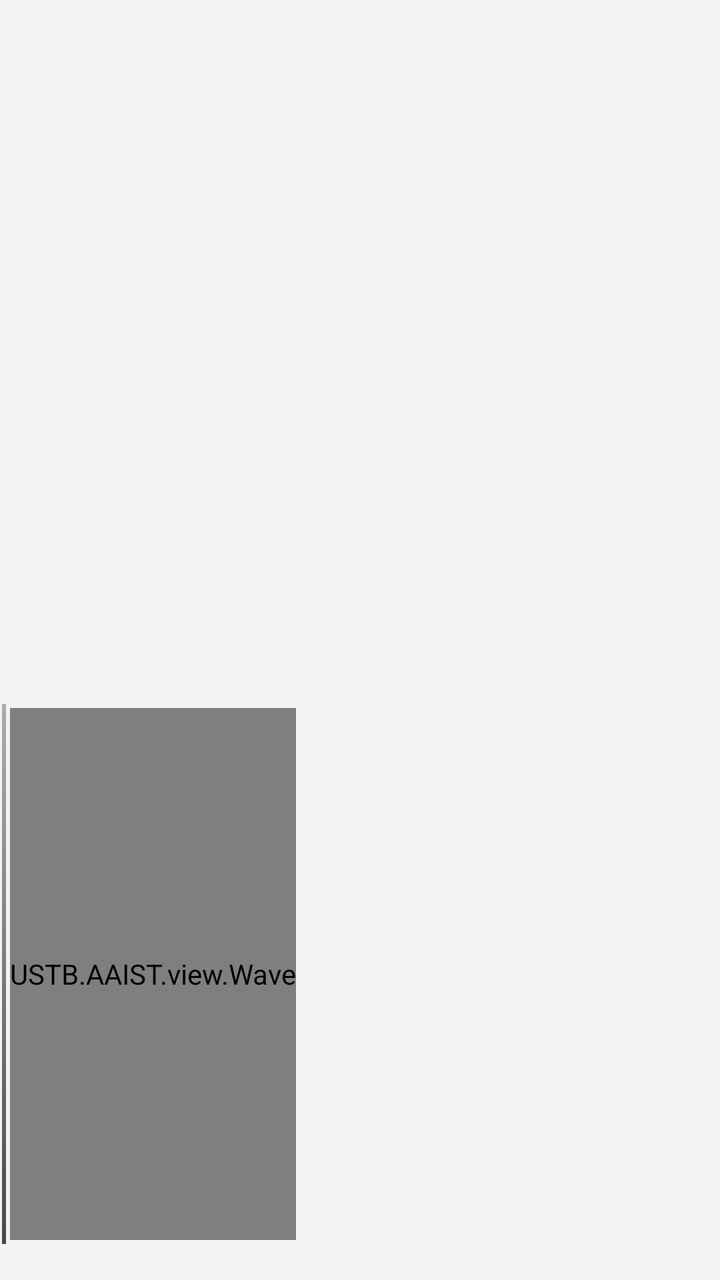
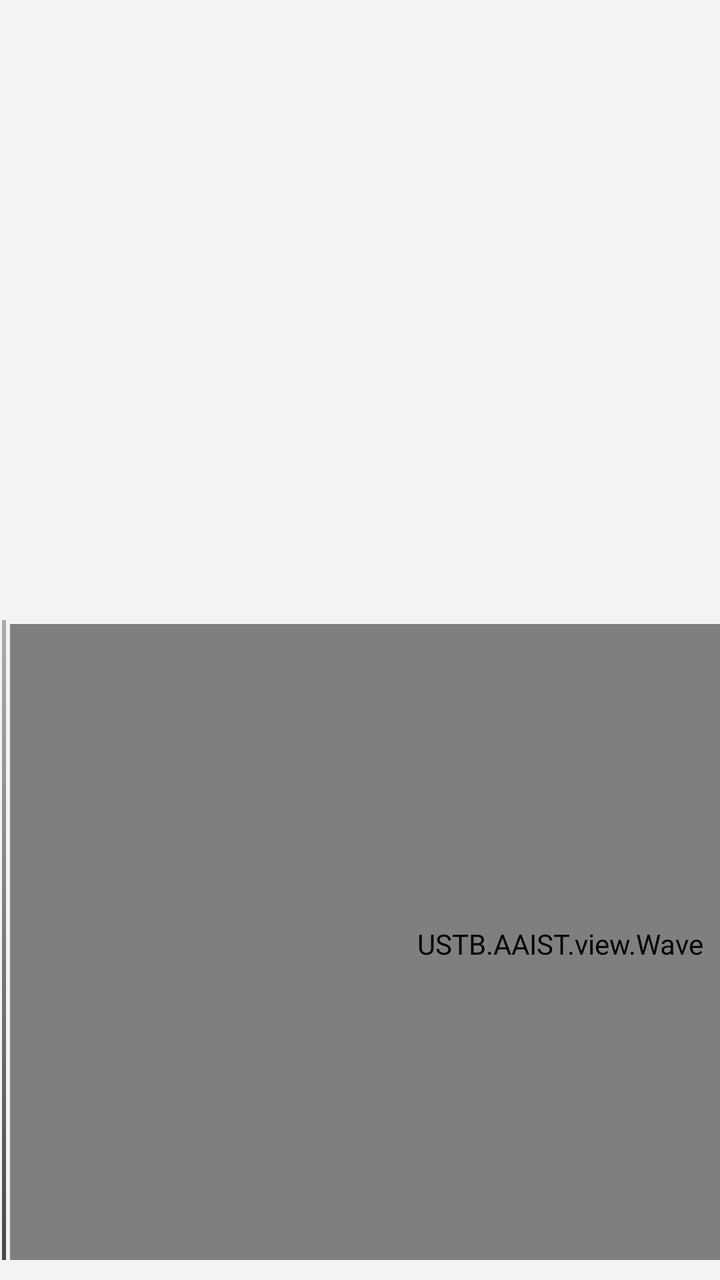

An Android layout rendered at two revisions. The XML below is the earlier revision; the diff shows what the commit changed to produce the second picture.
<!-- AndroidManifest.xml: application theme test -->
<!-- res/layout/activity_cecgchart.xml -->
<?xml version="1.0" encoding="utf-8"?>
<RelativeLayout xmlns:android="http://schemas.android.com/apk/res/android"
    xmlns:app="http://schemas.android.com/apk/res-auto"
    xmlns:tools="http://schemas.android.com/tools"
    android:layout_width="match_parent"
    android:layout_height="match_parent"
    android:background="@color/PrimaryBackgroundColor"
    tools:context=".ECGChart">

    
    <LinearLayout
        android:layout_width="match_parent"
        android:layout_height="270dp"
        android:layout_alignParentBottom="true"
        android:layout_alignParentStart="true"
        android:layout_alignParentEnd="true"
        android:layout_marginBottom="18dp"
        android:layout_marginStart="0dp"
        android:layout_marginEnd="0dp">

        
        <View
            android:layout_width="2dp"
            android:layout_height="match_parent"
            android:layout_marginStart="1dp"
            android:background="@drawable/shape" />

        
        <LinearLayout
            android:layout_width="550dp"
            android:layout_height="match_parent"
            android:background="@color/GrayBackgroundColor">

            <USTB.AAIST.view.Wave
                android:id="@+id/waveShowView"
                android:layout_margin="2dp"
                android:layout_width="wrap_content"
                android:layout_height="match_parent" />
        </LinearLayout>

        <View
            android:layout_width="2dp"
            android:layout_height="match_parent"
            android:background="@drawable/shape" />

        
        <LinearLayout
            android:layout_width="180dp"
            android:layout_height="match_parent"
            android:divider="@color/black"
            android:orientation="vertical">

            <LinearLayout
                android:layout_width="match_parent"
                android:layout_height="wrap_content"
                android:layout_gravity="start"
                android:orientation="vertical">

                <androidx.cardview.widget.CardView
                    android:layout_width="70dp"
                    android:layout_height="wrap_content"
                    android:layout_gravity="center"
                    android:layout_marginTop="5dp"
                    app:cardBackgroundColor="@color/PredominantColor"
                    app:cardCornerRadius="10dp">

                    <TextView
                        android:id="@+id/HR"
                        android:layout_width="wrap_content"
                        android:layout_height="wrap_content"
                        android:layout_gravity="center"
                        android:text="HR"
                        android:textColor="@color/white"
                        android:textSize="20dp" />

                </androidx.cardview.widget.CardView>

                <LinearLayout
                    android:layout_width="wrap_content"
                    android:layout_height="wrap_content"
                    android:layout_marginTop="5dp"
                    android:layout_gravity="center">

                    <TextView
                        android:id="@+id/txtECG"
                        android:layout_width="75dp"
                        android:layout_height="wrap_content"
                        android:text="000"
                        android:textAlignment="textEnd"
                        android:textColor="@color/ChartTxtColor"
                        android:textSize="30dp" />

                    <TextView
                        android:id="@+id/BMP"
                        android:layout_width="50dp"
                        android:layout_height="wrap_content"
                        android:layout_marginEnd="10dp"
                        android:layout_gravity="center"
                        android:text="BPM"
                        android:textAlignment="center"
                        android:textColor="@color/ChartTxtColor"
                        android:textSize="20dp" />

                </LinearLayout>

                <LinearLayout
                    android:layout_width="wrap_content"
                    android:layout_height="wrap_content"
                    android:layout_marginLeft="90dp">

                    <LinearLayout
                        android:layout_width="wrap_content"
                        android:layout_height="wrap_content"
                        android:orientation="horizontal" />
                </LinearLayout>
            </LinearLayout>

            
            <View
                android:layout_marginTop="5dp"
                android:layout_marginLeft="2dp"
                android:layout_width="match_parent"
                android:layout_height="2dp"
                android:background="#dfdfdf" />

            <LinearLayout
                android:layout_width="match_parent"
                android:layout_height="match_parent"
                android:layout_gravity="center"
                android:orientation="vertical">

                <Button
                    android:id="@+id/EcgChartView_disconnect"
                    android:layout_marginTop="20dp"
                    android:layout_marginLeft="5dp"
                    android:layout_marginRight="5dp"
                    android:layout_width="match_parent"
                    android:layout_height="40dp"
                    android:background="@drawable/buttonshape"
                    android:text="断开连接"
                    android:textSize="15dp"
                    android:textColor="@color/white"/>

                <Button
                    android:id="@+id/OfflineData"
                    android:layout_marginTop="5dp"
                    android:layout_marginLeft="5dp"
                    android:layout_marginRight="5dp"
                    android:layout_width="match_parent"
                    android:layout_height="40dp"
                    android:background="@drawable/buttonshape"
                    android:text="离线数据"
                    android:textSize="15dp"
                    android:textColor="@color/white"/>

                <Button
                    android:id="@+id/OfflineView"
                    android:layout_marginTop="5dp"
                    android:layout_marginLeft="5dp"
                    android:layout_marginRight="5dp"
                    android:layout_width="match_parent"
                    android:layout_height="40dp"
                    android:background="@drawable/buttonshape"
                    android:text="离线图片"
                    android:textSize="15dp"
                    android:textColor="@color/white"/>

            </LinearLayout>
        </LinearLayout>
    </LinearLayout>


    
























































































































</RelativeLayout>
<!-- resources referenced by this layout -->
<resources>
  <color name="ChartTxtColor">#40D208</color>
  <color name="GrayBackgroundColor">#F1F3F5</color>
  <color name="PredominantColor">#107C8A</color>
  <color name="PrimaryBackgroundColor">#F1F3F5</color>
  <color name="black">#FF000000</color>
  <color name="white">#FFFFFFFF</color>
  <!-- drawable buttonshape (drawable) -->
  <?xml version="1.0" encoding="utf-8"?>
  <selector xmlns:android="http://schemas.android.com/apk/res/android">
      <item >
          <shape android:shape="rectangle">
              
              <padding android:bottom="10dp" android:left="20dp" android:right="20dp" android:top="10dp" />
              
              <corners android:radius="10dp"/>
              
              <solid android:color="@color/PredominantColor"/>
              
              <stroke android:width="1dp" android:color="@color/trans" />
          </shape>
      </item>
  </selector>
  <!-- drawable shape (drawable) -->
  <?xml version="1.0" encoding="utf-8"?>
  <shape xmlns:android="http://schemas.android.com/apk/res/android"
      android:shape="rectangle" >
      
      <solid android:color="#EDEFF1" />
      <size android:height="400dp" android:width="1dp"/>
      
      <gradient
          android:endColor="#484849"
          android:startColor="#ACACAC"
          android:angle="270"
          android:type="linear" />
  </shape>
  <style name="test" parent="Theme.AppCompat.Light.DarkActionBar">
  
              
  
  
  
          <item name="colorPrimary">#107C8A</item>
          <item name="colorPrimaryDark">#107C8A</item>
          <item name="colorAccent">@color/colorAccent</item>
          <item name="android:textColorPrimary">@color/GrayBackgroundColor</item>
          <item name="colorPrimaryVariant">@color/background</item>
  
          <item name="android:actionBarSize">40dp</item>
  
  
      </style>
  <color name="trans">#00000000</color>
  <color name="colorAccent">#107C8A</color>
  <color name="background">#0E1921</color>
</resources>

<!-- the commit's change to res/layout/activity_cecgchart.xml (unified diff, before → after) -->
@@ -10,11 +10,11 @@
     
     <LinearLayout
         android:layout_width="match_parent"
-        android:layout_height="270dp"
+        android:layout_height="320dp"
         android:layout_alignParentBottom="true"
         android:layout_alignParentStart="true"
         android:layout_alignParentEnd="true"
-        android:layout_marginBottom="18dp"
+        android:layout_marginBottom="10dp"
         android:layout_marginStart="0dp"
         android:layout_marginEnd="0dp">
 
@@ -33,9 +33,9 @@
 
             <USTB.AAIST.view.Wave
                 android:id="@+id/waveShowView"
-                android:layout_margin="2dp"
-                android:layout_width="wrap_content"
-                android:layout_height="match_parent" />
+                android:layout_width="550dp"
+                android:layout_height="320dp"
+                android:layout_margin="2dp" />
         </LinearLayout>
 
         <View
@@ -43,7 +43,7 @@
             android:layout_height="match_parent"
             android:background="@drawable/shape" />
 
-        
+
         <LinearLayout
             android:layout_width="180dp"
             android:layout_height="match_parent"
@@ -56,38 +56,37 @@
                 android:layout_gravity="start"
                 android:orientation="vertical">
 
-                <androidx.cardview.widget.CardView
-                    android:layout_width="70dp"
-                    android:layout_height="wrap_content"
-                    android:layout_gravity="center"
-                    android:layout_marginTop="5dp"
-                    app:cardBackgroundColor="@color/PredominantColor"
-                    app:cardCornerRadius="10dp">
-
-                    <TextView
-                        android:id="@+id/HR"
-                        android:layout_width="wrap_content"
-                        android:layout_height="wrap_content"
-                        android:layout_gravity="center"
-                        android:text="HR"
-                        android:textColor="@color/white"
-                        android:textSize="20dp" />
-
-                </androidx.cardview.widget.CardView>
+                
+
+
+
+
+
+
+
+
+
+
+
+
+
+
+
+
 
                 <LinearLayout
                     android:layout_width="wrap_content"
                     android:layout_height="wrap_content"
                     android:layout_marginTop="5dp"
                     android:layout_gravity="center">
-
+                    
                     <TextView
                         android:id="@+id/txtECG"
                         android:layout_width="75dp"
                         android:layout_height="wrap_content"
                         android:text="000"
                         android:textAlignment="textEnd"
-                        android:textColor="@color/ChartTxtColor"
+                        android:textColor="@color/GrayBackgroundColor"
                         android:textSize="30dp" />
 
                     <TextView
@@ -98,9 +97,8 @@
                         android:layout_gravity="center"
                         android:text="BPM"
                         android:textAlignment="center"
-                        android:textColor="@color/ChartTxtColor"
+                        android:textColor="@color/GrayBackgroundColor"
                         android:textSize="20dp" />
-
                 </LinearLayout>
 
                 <LinearLayout
@@ -121,7 +119,7 @@
                 android:layout_marginLeft="2dp"
                 android:layout_width="match_parent"
                 android:layout_height="2dp"
-                android:background="#dfdfdf" />
+                android:background="@color/GrayBackgroundColor" />
 
             <LinearLayout
                 android:layout_width="match_parent"
@@ -131,7 +129,7 @@
 
                 <Button
                     android:id="@+id/EcgChartView_disconnect"
-                    android:layout_marginTop="20dp"
+                    android:layout_marginTop="50dp"
                     android:layout_marginLeft="5dp"
                     android:layout_marginRight="5dp"
                     android:layout_width="match_parent"
<!-- resource entries referenced after the edit -->
@@ -1,6 +1,5 @@
 <!-- resources referenced by this layout -->
 <resources>
-  <color name="ChartTxtColor">#40D208</color>
   <color name="GrayBackgroundColor">#F1F3F5</color>
   <color name="PredominantColor">#107C8A</color>
   <color name="PrimaryBackgroundColor">#F1F3F5</color>
@@ -40,8 +39,6 @@
   
               
   
-  
-  
           <item name="colorPrimary">#107C8A</item>
           <item name="colorPrimaryDark">#107C8A</item>
           <item name="colorAccent">@color/colorAccent</item>
